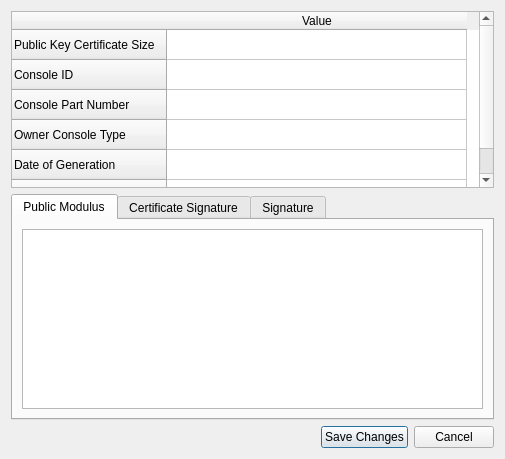
Above: Velocity/certificatedialog.ui from hetelek/Velocity before the change. Below: the same form after it.
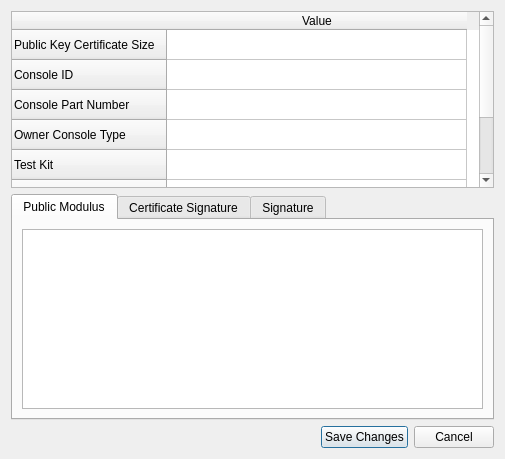
That is the form after the change. Icons and pictures are not drawn.

Diff of the .ui file:
```diff
--- a/Velocity/certificatedialog.ui
+++ b/Velocity/certificatedialog.ui
@@ -43,6 +43,16 @@
        <string>Owner Console Type</string>
       </property>
      </row>
+     <row>
+      <property name="text">
+       <string>Test Kit</string>
+      </property>
+     </row>
+     <row>
+      <property name="text">
+       <string>Recovery Generated</string>
+      </property>
+     </row>
      <row>
       <property name="text">
        <string>Date of Generation</string>
```
